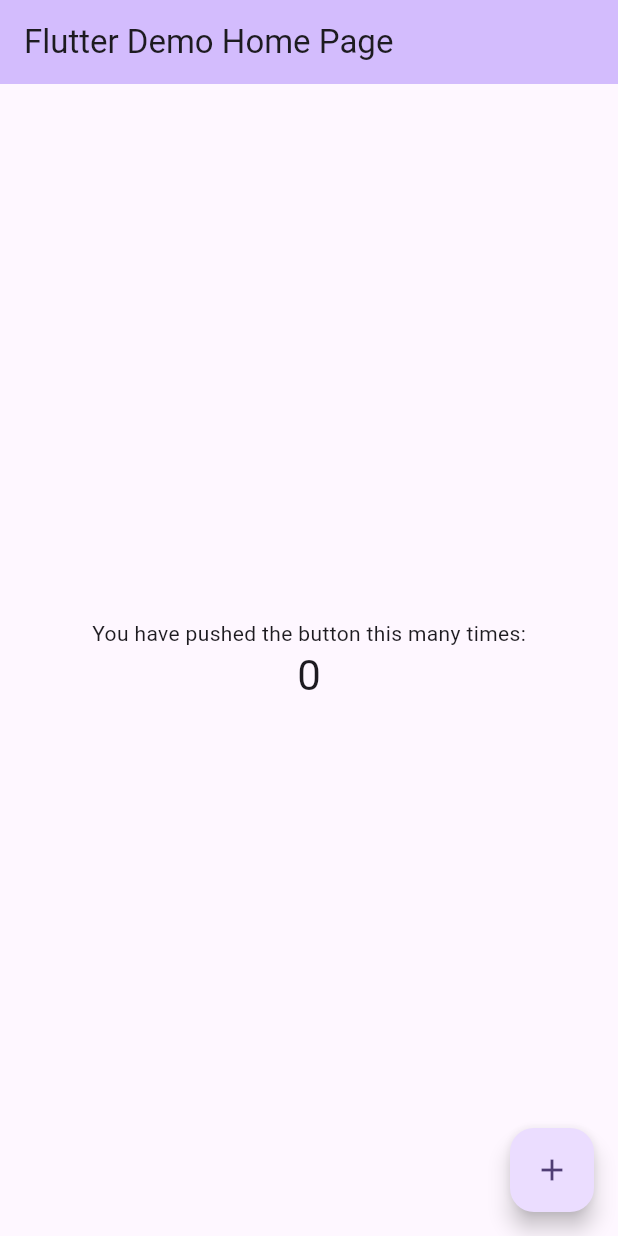
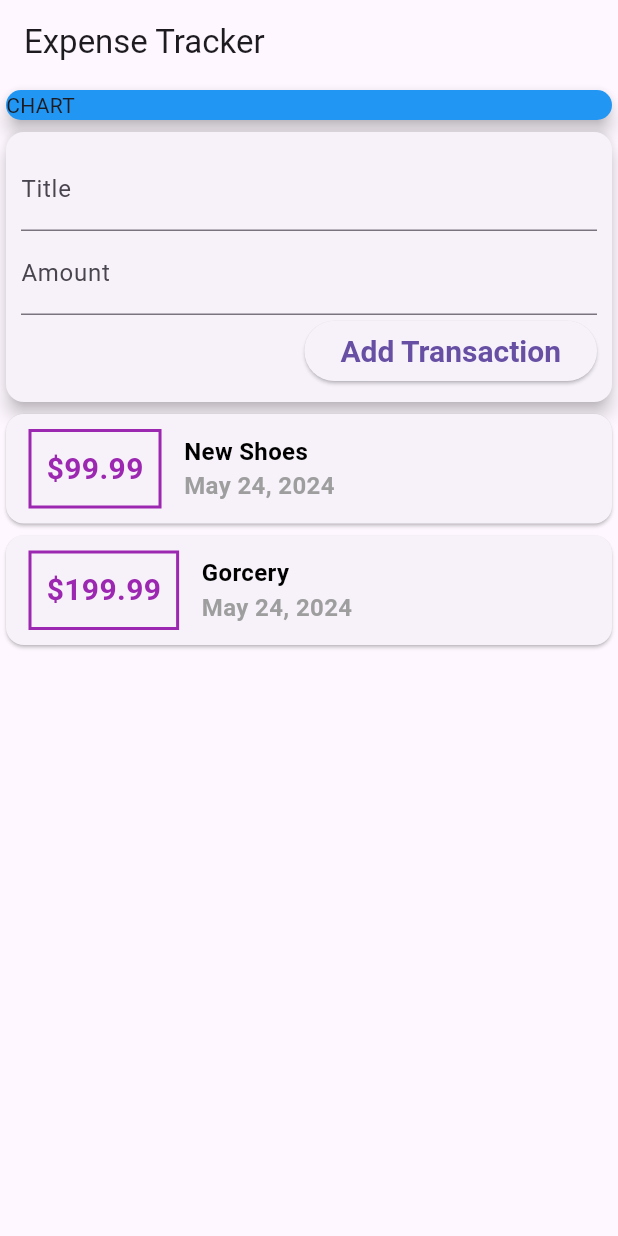
Before and after one commit to asadullah43/personal-expense-tracker, a Flutter app: the screen it shows after launch, on a phone screen of 412 x 824 dp. Run offline on Flutter 3.47's test engine with Material 3 defaults, Android fonts, the phone set to English and light mode, and no system bars.

Commit message:
Trabsaction and new transaction done

```diff
--- a/lib/main.dart
+++ b/lib/main.dart
@@ -1,3 +1,4 @@
+import 'package:expense_tracker/widgets/user_transaction.dart';
 import 'package:flutter/material.dart';
 
 void main() {
@@ -12,114 +13,35 @@ class MyApp extends StatelessWidget {
   Widget build(BuildContext context) {
     return MaterialApp(
       title: 'Flutter Demo',
-      theme: ThemeData(
-        // This is the theme of your application.
-        //
-        // TRY THIS: Try running your application with "flutter run". You'll see
-        // the application has a purple toolbar. Then, without quitting the app,
-        // try changing the seedColor in the colorScheme below to Colors.green
-        // and then invoke "hot reload" (save your changes or press the "hot
-        // reload" button in a Flutter-supported IDE, or press "r" if you used
-        // the command line to start the app).
-        //
-        // Notice that the counter didn't reset back to zero; the application
-        // state is not lost during the reload. To reset the state, use hot
-        // restart instead.
-        //
-        // This works for code too, not just values: Most code changes can be
-        // tested with just a hot reload.
-        colorScheme: ColorScheme.fromSeed(seedColor: Colors.deepPurple),
-        useMaterial3: true,
-      ),
-      home: const MyHomePage(title: 'Flutter Demo Home Page'),
+      theme: ThemeData(),
+      home: const MyHomePage(),
     );
   }
 }
 
-class MyHomePage extends StatefulWidget {
-  const MyHomePage({super.key, required this.title});
-
-  // This widget is the home page of your application. It is stateful, meaning
-  // that it has a State object (defined below) that contains fields that affect
-  // how it looks.
-
-  // This class is the configuration for the state. It holds the values (in this
-  // case the title) provided by the parent (in this case the App widget) and
-  // used by the build method of the State. Fields in a Widget subclass are
-  // always marked "final".
-
-  final String title;
-
-  @override
-  State<MyHomePage> createState() => _MyHomePageState();
-}
-
-class _MyHomePageState extends State<MyHomePage> {
-  int _counter = 0;
-
-  void _incrementCounter() {
-    setState(() {
-      // This call to setState tells the Flutter framework that something has
-      // changed in this State, which causes it to rerun the build method below
-      // so that the display can reflect the updated values. If we changed
-      // _counter without calling setState(), then the build method would not be
-      // called again, and so nothing would appear to happen.
-      _counter++;
-    });
-  }
+class MyHomePage extends StatelessWidget {
+  const MyHomePage({super.key});
 
   @override
   Widget build(BuildContext context) {
-    // This method is rerun every time setState is called, for instance as done
-    // by the _incrementCounter method above.
-    //
-    // The Flutter framework has been optimized to make rerunning build methods
-    // fast, so that you can just rebuild anything that needs updating rather
-    // than having to individually change instances of widgets.
     return Scaffold(
       appBar: AppBar(
-        // TRY THIS: Try changing the color here to a specific color (to
-        // Colors.amber, perhaps?) and trigger a hot reload to see the AppBar
-        // change color while the other colors stay the same.
-        backgroundColor: Theme.of(context).colorScheme.inversePrimary,
-        // Here we take the value from the MyHomePage object that was created by
-        // the App.build method, and use it to set our appbar title.
-        title: Text(widget.title),
+        title: const Text('Expense Tracker'),
       ),
-      body: Center(
-        // Center is a layout widget. It takes a single child and positions it
-        // in the middle of the parent.
-        child: Column(
-          // Column is also a layout widget. It takes a list of children and
-          // arranges them vertically. By default, it sizes itself to fit its
-          // children horizontally, and tries to be as tall as its parent.
-          //
-          // Column has various properties to control how it sizes itself and
-          // how it positions its children. Here we use mainAxisAlignment to
-          // center the children vertically; the main axis here is the vertical
-          // axis because Columns are vertical (the cross axis would be
-          // horizontal).
-          //
-          // TRY THIS: Invoke "debug painting" (choose the "Toggle Debug Paint"
-          // action in the IDE, or press "p" in the console), to see the
-          // wireframe for each widget.
-          mainAxisAlignment: MainAxisAlignment.center,
-          children: <Widget>[
-            const Text(
-              'You have pushed the button this many times:',
+      body: const Column(
+        crossAxisAlignment: CrossAxisAlignment.stretch,
+        children: [
+          SizedBox(
+            width: double.infinity,
+            child: Card(
+              color: Colors.blue,
+              elevation: 5,
+              child: Text('CHART'),
             ),
-            Text(
-              '$_counter',
-              style: Theme.of(context).textTheme.headlineMedium,
-            ),
-          ],
-        ),
+          ),
+          UserTransaction(),
+        ],
       ),
-      floatingActionButton: FloatingActionButton(
-        onPressed: _incrementCounter,
-        tooltip: 'Increment',
-        child: const Icon(Icons.add),
-      ), // This trailing comma makes auto-formatting nicer for build methods.
     );
   }
 }
--- /dev/null
+++ b/lib/models/transaction.dart
@@ -0,0 +1,8 @@
+class Transaction {
+  final String id;
+  final String title;
+  final double amount;
+  final DateTime date;
+
+  Transaction({required this.id, required this.title, required this.amount, required this.date});
+}
--- /dev/null
+++ b/lib/widgets/new_transaction.dart
@@ -0,0 +1,48 @@
+import 'package:flutter/material.dart';
+
+class NewTransaction extends StatelessWidget {
+  final Function addTx;
+
+  final titleController = TextEditingController();
+  final amountController = TextEditingController();
+
+  NewTransaction({super.key, required this.addTx});
+
+  @override
+  Widget build(BuildContext context) {
+    return Card(
+      elevation: 5,
+      child: Container(
+        padding: const EdgeInsets.all(10),
+        child: Column(
+          crossAxisAlignment: CrossAxisAlignment.end,
+          children: [
+            TextField(
+              controller: titleController,
+              decoration: const InputDecoration(labelText: 'Title'),
+            ),
+            TextField(
+              controller: amountController,
+              decoration: const InputDecoration(labelText: 'Amount'),
+            ),
+            ElevatedButton(
+              style: ElevatedButton.styleFrom(
+                  textStyle: const TextStyle(
+                color: Colors.purple,
+                fontWeight: FontWeight.bold,
+                fontSize: 20,
+              )),
+              onPressed: () {
+                addTx(
+                  titleController.text,
+                  double.parse(amountController.text),
+                );
+              },
+              child: const Text('Add Transaction'),
+            )
+          ],
+        ),
+      ),
+    );
+  }
+}
--- /dev/null
+++ b/lib/widgets/transaction_list.dart
@@ -0,0 +1,62 @@
+import 'package:expense_tracker/models/transaction.dart';
+import 'package:flutter/material.dart';
+import 'package:intl/intl.dart';
+
+class TransactionList extends StatelessWidget {
+  final List<Transaction> transactions;
+  const TransactionList({super.key, required this.transactions});
+
+  @override
+  Widget build(BuildContext context) {
+    return Column(
+      children: transactions.map((tx) {
+        return Card(
+          child: Row(
+            children: [
+              Container(
+                padding: const EdgeInsets.all(10),
+                margin:
+                    const EdgeInsets.symmetric(vertical: 10, horizontal: 15),
+                decoration: BoxDecoration(
+                  border: Border.all(
+                    color: Colors.purple,
+                    width: 2,
+                  ),
+                ),
+                child: Text(
+                  '\$' '${tx.amount}',
+                  style: const TextStyle(
+                    fontWeight: FontWeight.bold,
+                    fontSize: 20,
+                    color: Colors.purple,
+                  ),
+                ),
+              ),
+              Column(
+                crossAxisAlignment: CrossAxisAlignment.start,
+                children: [
+                  Text(
+                    tx.title,
+                    style: const TextStyle(
+                      fontWeight: FontWeight.bold,
+                      fontSize: 16,
+                      color: Colors.black,
+                    ),
+                  ),
+                  Text(
+                    DateFormat.yMMMd().format(tx.date),
+                    style: const TextStyle(
+                      fontWeight: FontWeight.bold,
+                      fontSize: 16,
+                      color: Colors.grey,
+                    ),
+                  )
+                ],
+              )
+            ],
+          ),
+        );
+      }).toList(),
+    );
+  }
+}
--- /dev/null
+++ b/lib/widgets/user_transaction.dart
@@ -0,0 +1,53 @@
+import 'package:expense_tracker/models/transaction.dart';
+import 'package:expense_tracker/widgets/new_transaction.dart';
+import 'package:expense_tracker/widgets/transaction_list.dart';
+import 'package:flutter/material.dart';
+
+class UserTransaction extends StatefulWidget {
+  const UserTransaction({super.key});
+
+  @override
+  State<UserTransaction> createState() => _UserTransactionState();
+}
+
+class _UserTransactionState extends State<UserTransaction> {
+  final List<Transaction> _userTransactions = [
+    Transaction(
+      id: 't1',
+      title: 'New Shoes',
+      amount: 99.99,
+      date: DateTime.now(),
+    ),
+    Transaction(
+      id: 't2',
+      title: 'Gorcery',
+      amount: 199.99,
+      date: DateTime.now(),
+    ),
+  ];
+  void _addNewTransaction(String title, double amount) {
+    final newTx = Transaction(
+        id: DateTime.now().toString(),
+        title: title,
+        amount: amount,
+        date: DateTime.now());
+
+    setState(() {
+      _userTransactions.add(newTx);
+    });
+  }
+
+  @override
+  Widget build(BuildContext context) {
+    return Column(
+      children: [
+        NewTransaction(
+          addTx: _addNewTransaction,
+        ),
+        TransactionList(
+          transactions: _userTransactions,
+        ),
+      ],
+    );
+  }
+}
--- a/pubspec.yaml
+++ b/pubspec.yaml
@@ -30,6 +30,7 @@ environment:
 dependencies:
   flutter:
     sdk: flutter
+  intl: ^0.19.0
 
 
   # The following adds the Cupertino Icons font to your application.
```
Also changed, not shown: pubspec.lock.
